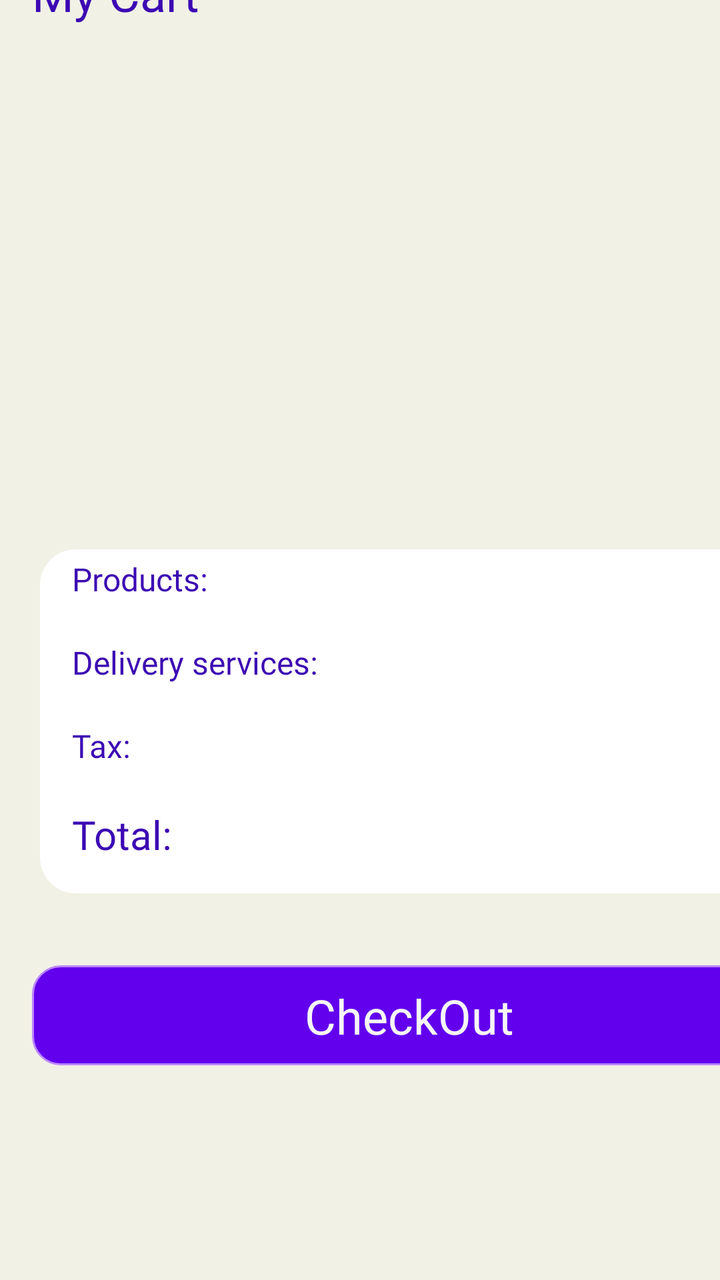
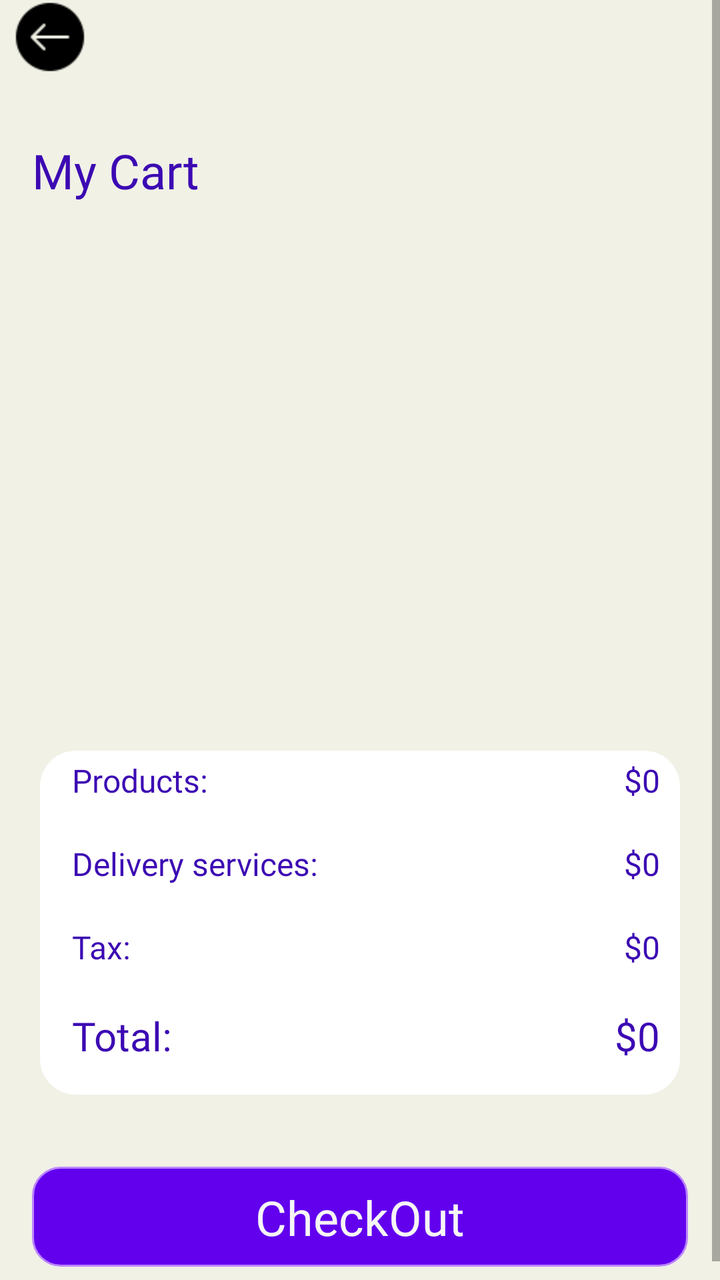

Before-and-after screenshots of an Android layout around one commit, followed by the original layout XML and the change that was made.
<!-- AndroidManifest.xml: application theme Theme.PROIECT -->
<!-- res/layout/activity_cart.xml -->
<?xml version="1.0" encoding="utf-8"?>
<androidx.constraintlayout.widget.ConstraintLayout xmlns:android="http://schemas.android.com/apk/res/android"
    xmlns:app="http://schemas.android.com/apk/res-auto"
    xmlns:tools="http://schemas.android.com/tools"
    android:layout_width="match_parent"
    android:layout_height="match_parent">

    <ScrollView
        android:id="@+id/scrollView3"
        android:layout_width="409dp"
        android:layout_height="729dp"
        android:background="#F1F1E6"
        app:layout_constraintBottom_toBottomOf="parent"
        app:layout_constraintEnd_toEndOf="parent"
        app:layout_constraintHorizontal_bias="0.0"
        app:layout_constraintStart_toStartOf="parent"
        app:layout_constraintTop_toTopOf="parent"
        app:layout_constraintVertical_bias="1.0">

        <LinearLayout
            android:layout_width="match_parent"
            android:layout_height="wrap_content"
            android:orientation="vertical">

            <ImageView
                android:id="@+id/back_button"
                android:layout_width="wrap_content"
                android:layout_height="37dp"
                app:srcCompat="@drawable/back" />

            <TextView
                android:id="@+id/cartTextView"
                android:layout_width="match_parent"
                android:layout_height="wrap_content"
                android:layout_marginTop="32dp"
                android:fontFamily="@font/bevan"
                android:paddingStart="16dp"
                android:text="My Cart"
                android:textAlignment="viewStart"
                android:textColor="#3C09B3"
                android:textSize="24sp" />

            <androidx.recyclerview.widget.RecyclerView
                android:id="@+id/view"
                android:layout_width="match_parent"
                android:layout_height="242dp" />

            <LinearLayout
                android:layout_width="378dp"
                android:layout_height="wrap_content"
                android:layout_margin="20dp"
                android:layout_marginTop="8dp"
                android:background="@drawable/cart_bg"
                android:orientation="vertical">

                <LinearLayout
                    android:layout_width="match_parent"
                    android:layout_height="match_parent"
                    android:layout_marginTop="4dp"
                    android:layout_marginBottom="16dp"
                    android:layout_weight="1"
                    android:orientation="horizontal">

                    <TextView
                        android:id="@+id/Products_TextView"
                        android:layout_width="300dp"
                        android:layout_height="match_parent"
                        android:layout_weight="1"
                        android:fontFamily="@font/bevan"
                        android:paddingStart="16dp"
                        android:text="Products:"
                        android:textColor="#3C09B3"
                        android:textSize="16sp" />

                    <TextView
                        android:id="@+id/feePerItem"
                        android:layout_width="wrap_content"
                        android:layout_height="wrap_content"
                        android:fontFamily="@font/bevan"
                        android:paddingEnd="10sp"
                        android:text="$0"
                        android:textColor="#3C09B3"
                        android:textSize="16sp" />
                </LinearLayout>

                <LinearLayout
                    android:layout_width="match_parent"
                    android:layout_height="match_parent"
                    android:layout_marginTop="4dp"
                    android:layout_marginBottom="16dp"
                    android:layout_weight="1"
                    android:orientation="horizontal">

                    <TextView
                        android:id="@+id/deliveryTextView"
                        android:layout_width="198dp"
                        android:layout_height="match_parent"
                        android:layout_weight="1"
                        android:fontFamily="@font/bevan"
                        android:paddingStart="16dp"
                        android:text="Delivery services:"
                        android:textColor="#3C09B3"
                        android:textSize="16sp" />

                    <TextView
                        android:id="@+id/deliveryText"
                        android:layout_width="wrap_content"
                        android:layout_height="wrap_content"
                        android:fontFamily="@font/bevan"
                        android:paddingEnd="10sp"
                        android:text="$0"
                        android:textColor="#3C09B3"
                        android:textSize="16sp" />
                </LinearLayout>

                <LinearLayout
                    android:layout_width="match_parent"
                    android:layout_height="match_parent"
                    android:layout_marginTop="4dp"
                    android:layout_marginBottom="16dp"
                    android:layout_weight="1"
                    android:orientation="horizontal">

                    <TextView
                        android:id="@+id/TaxTextView"
                        android:layout_width="198dp"
                        android:layout_height="match_parent"
                        android:layout_weight="1"
                        android:fontFamily="@font/bevan"
                        android:paddingStart="16dp"
                        android:text="Tax:"
                        android:textColor="#3C09B3"
                        android:textSize="16sp" />

                    <TextView
                        android:id="@+id/taxText"
                        android:layout_width="wrap_content"
                        android:layout_height="wrap_content"
                        android:fontFamily="@font/bevan"
                        android:paddingEnd="10sp"
                        android:text="$0"
                        android:textColor="#3C09B3"
                        android:textSize="16sp" />

                </LinearLayout>

                <LinearLayout
                    android:layout_width="match_parent"
                    android:layout_height="match_parent"
                    android:layout_marginTop="4dp"
                    android:layout_marginBottom="16dp"
                    android:orientation="horizontal">

                    <TextView
                        android:id="@+id/TotalTextView"
                        android:layout_width="198dp"
                        android:layout_height="match_parent"
                        android:layout_weight="1"
                        android:fontFamily="@font/bevan"
                        android:paddingStart="16dp"
                        android:text="Total:"
                        android:textColor="#3C09B3"
                        android:textSize="20sp" />

                    <TextView
                        android:id="@+id/total"
                        android:layout_width="wrap_content"
                        android:layout_height="wrap_content"
                        android:fontFamily="@font/bevan"
                        android:paddingEnd="10sp"
                        android:text="$0"
                        android:textColor="#3C09B3"
                        android:textSize="20sp" />
                </LinearLayout>

            </LinearLayout>

            <androidx.constraintlayout.widget.ConstraintLayout
                android:layout_width="match_parent"
                android:layout_height="50dp"
                android:layout_margin="16dp"
                android:layout_weight="1"
                android:background="@drawable/btn_background"
                tools:layout_marginStart="16dp">

                <TextView
                    android:id="@+id/textView6"
                    android:layout_width="wrap_content"
                    android:layout_height="wrap_content"
                    android:fontFamily="@font/bevan"
                    android:text="CheckOut"
                    android:textColor="#F6F6F6"
                    android:textSize="24sp"
                    app:layout_constraintBottom_toBottomOf="parent"
                    app:layout_constraintEnd_toEndOf="parent"
                    app:layout_constraintStart_toStartOf="parent"
                    app:layout_constraintTop_toTopOf="parent" />
            </androidx.constraintlayout.widget.ConstraintLayout>

        </LinearLayout>
    </ScrollView>

</androidx.constraintlayout.widget.ConstraintLayout>
<!-- resources referenced by this layout -->
<resources>
  <!-- drawable back: png bitmap (drawable, 662 bytes) -->
  <!-- drawable btn_background (drawable) -->
  <?xml version="1.0" encoding="utf-8"?>
  <selector xmlns:android="http://schemas.android.com/apk/res/android">
  <item>
      <shape android:shape="rectangle">
          <corners android:radius="14dp"/>
          <solid android:color="@color/purple_500"/>
          <stroke android:color="@color/purple_200" android:width="1dp"/>
      </shape>
  
  </item>
  </selector>
  <!-- drawable cart_bg (drawable) -->
  <?xml version="1.0" encoding="utf-8"?>
  <selector xmlns:android="http://schemas.android.com/apk/res/android">
  <item>
      <shape android:shape="rectangle">
          <solid android:color="#ffffff"/>
          <corners android:radius="18dp"/>
      </shape>
  </item>
  </selector>
  <style name="Theme.PROIECT" parent="Theme.MaterialComponents.DayNight.NoActionBar">
          
          <item name="colorPrimary">@color/purple_500</item>
          <item name="colorPrimaryVariant">#ffffff    </item>
          <item name="colorOnPrimary">@color/white</item>
          
          <item name="colorSecondary">@color/teal_200</item>
          <item name="colorSecondaryVariant">@color/teal_700</item>
          <item name="colorOnSecondary">@color/black</item>
          
          <item name="android:statusBarColor">?attr/colorPrimaryVariant</item>
          
      </style>
  <color name="purple_500">#FF6200EE</color>
  <color name="purple_200">#FFBB86FC</color>
  <color name="white">#FFFFFFFF</color>
  <color name="teal_200">#FF03DAC5</color>
  <color name="teal_700">#FF018786</color>
  <color name="black">#FF000000</color>
</resources>

<!-- the commit's change to res/layout/activity_cart.xml (unified diff, before → after) -->
@@ -7,8 +7,8 @@
 
     <ScrollView
         android:id="@+id/scrollView3"
-        android:layout_width="409dp"
-        android:layout_height="729dp"
+        android:layout_width="0dp"
+        android:layout_height="0dp"
         android:background="#F1F1E6"
         app:layout_constraintBottom_toBottomOf="parent"
         app:layout_constraintEnd_toEndOf="parent"
@@ -41,15 +41,18 @@
                 android:textSize="24sp" />
 
             <androidx.recyclerview.widget.RecyclerView
+                tools:listitem="@layout/viewholdercart_layout"
                 android:id="@+id/view"
                 android:layout_width="match_parent"
                 android:layout_height="242dp" />
 
             <LinearLayout
-                android:layout_width="378dp"
+                android:layout_width="match_parent"
                 android:layout_height="wrap_content"
-                android:layout_margin="20dp"
-                android:layout_marginTop="8dp"
+                android:layout_marginStart="20dp"
+                android:layout_marginEnd="20dp"
+                android:layout_marginTop="32dp"
+                android:layout_marginBottom="20dp"
                 android:background="@drawable/cart_bg"
                 android:orientation="vertical">
 
@@ -201,3 +204,165 @@
     </ScrollView>
 
 </androidx.constraintlayout.widget.ConstraintLayout>
+<!-- res/layout/viewholdercart_layout.xml (included above) -->
+<?xml version="1.0" encoding="utf-8"?>
+<androidx.constraintlayout.widget.ConstraintLayout xmlns:android="http://schemas.android.com/apk/res/android"
+    xmlns:app="http://schemas.android.com/apk/res-auto"
+    android:layout_width="match_parent"
+    android:layout_height="wrap_content"
+    android:layout_margin="4dp"
+    android:layout_marginStart="16dp"
+    android:layout_marginTop="16dp"
+    android:layout_marginEnd="16dp"
+    android:layout_marginBottom="10dp"
+    android:background="@drawable/cart_bg"
+    app:layout_goneMarginBottom="16dp">
+
+    <androidx.constraintlayout.widget.ConstraintLayout
+        android:id="@+id/constraintLayout2"
+        android:layout_width="0dp"
+        android:layout_height="wrap_content"
+        android:layout_marginStart="16dp"
+        android:layout_marginEnd="10dp"
+        android:layout_marginBottom="10dp"
+        app:layout_constraintBottom_toBottomOf="parent"
+        app:layout_constraintEnd_toEndOf="parent"
+        app:layout_constraintHorizontal_bias="0.62"
+        app:layout_constraintStart_toStartOf="parent"
+        app:layout_constraintTop_toTopOf="parent"
+        app:layout_constraintVertical_bias="0.042">
+
+        <ImageView
+            android:id="@+id/photo"
+            android:layout_width="72dp"
+            android:layout_height="86dp"
+            android:layout_marginStart="16dp"
+            app:layout_constraintBottom_toBottomOf="parent"
+            app:layout_constraintStart_toStartOf="parent"
+            app:layout_constraintTop_toTopOf="parent"
+            app:layout_constraintVertical_bias="0.483"
+            app:srcCompat="@drawable/cartpizza" />
+
+        <TextView
+            android:id="@+id/total"
+            android:layout_width="wrap_content"
+            android:layout_height="29dp"
+            android:layout_marginEnd="16dp"
+            android:fontFamily="@font/bevan"
+            android:text="$0"
+            android:textColor="#3C09B3"
+            android:textSize="18sp"
+            app:layout_constraintBottom_toBottomOf="@+id/constraintLayout4"
+            app:layout_constraintEnd_toEndOf="parent"
+            app:layout_constraintTop_toTopOf="@+id/constraintLayout4"
+            app:layout_constraintVertical_bias="0.0" />
+
+        <TextView
+            android:id="@+id/feePerItem"
+            android:layout_width="wrap_content"
+            android:layout_height="29dp"
+            android:layout_marginEnd="16dp"
+            android:fontFamily="@font/bevan"
+            android:text="$0"
+            android:textColor="#3C09B3"
+            android:textSize="18sp"
+            app:layout_constraintBottom_toBottomOf="@+id/title_product"
+            app:layout_constraintEnd_toEndOf="parent"
+            app:layout_constraintTop_toTopOf="@+id/title_product"
+            app:layout_constraintVertical_bias="0.0" />
+
+        <TextView
+            android:id="@+id/title_product"
+            android:layout_width="wrap_content"
+            android:maxLines="1"
+            android:ellipsize="end"
+            android:layout_height="29dp"
+            android:layout_marginStart="16dp"
+            android:layout_marginTop="16dp"
+            android:fontFamily="@font/bevan"
+            android:text="title"
+            android:textColor="#3C09B3"
+            android:textSize="18sp"
+            app:layout_constraintStart_toEndOf="@+id/photo"
+            app:layout_constraintTop_toTopOf="parent" />
+
+        <androidx.constraintlayout.widget.ConstraintLayout
+            android:id="@+id/constraintLayout4"
+            android:layout_width="wrap_content"
+            android:layout_height="wrap_content"
+            android:layout_marginTop="16dp"
+            app:layout_constraintStart_toStartOf="@+id/title_product"
+            app:layout_constraintTop_toBottomOf="@+id/title_product">
+
+            <ImageView
+                android:id="@+id/imageView3"
+                android:layout_width="186dp"
+                android:layout_height="45dp"
+                android:layout_marginStart="8dp"
+                app:layout_constraintBottom_toBottomOf="parent"
+                app:layout_constraintEnd_toEndOf="parent"
+                app:layout_constraintHorizontal_bias="0.52"
+                app:layout_constraintStart_toStartOf="parent"
+                app:layout_constraintTop_toTopOf="parent"
+                app:layout_constraintVertical_bias="0.0"
+                app:srcCompat="@drawable/purple_bar" />
+
+            <androidx.constraintlayout.widget.ConstraintLayout
+                android:id="@+id/constraintLayout3"
+                android:layout_width="46dp"
+                android:layout_height="36dp"
+                app:layout_constraintBottom_toBottomOf="parent"
+                app:layout_constraintEnd_toEndOf="parent"
+                app:layout_constraintStart_toStartOf="parent"
+                app:layout_constraintTop_toTopOf="parent"
+                app:layout_constraintVertical_bias="1.0">
+
+                <ImageView
+                    android:id="@+id/img"
+                    android:layout_width="43dp"
+                    android:layout_height="40dp"
+                    app:layout_constraintBottom_toBottomOf="parent"
+                    app:layout_constraintEnd_toEndOf="parent"
+                    app:layout_constraintStart_toStartOf="parent"
+                    app:layout_constraintTop_toTopOf="parent"
+                    app:srcCompat="@drawable/white_circle" />
+
+                <TextView
+                    android:id="@+id/numberItemT"
+                    android:layout_width="wrap_content"
+                    android:layout_height="wrap_content"
+                    android:text="1"
+                    android:textColor="@color/black"
+                    android:textSize="18sp"
+                    android:textStyle="bold"
+                    app:layout_constraintBottom_toBottomOf="@+id/img"
+                    app:layout_constraintEnd_toEndOf="@+id/img"
+                    app:layout_constraintStart_toStartOf="@+id/img"
+                    app:layout_constraintTop_toTopOf="@+id/img" />
+            </androidx.constraintlayout.widget.ConstraintLayout>
+
+            <ImageView
+                android:id="@+id/plusCartBtn"
+                android:layout_width="26dp"
+                android:layout_height="26dp"
+                app:layout_constraintBottom_toBottomOf="parent"
+                app:layout_constraintEnd_toEndOf="parent"
+                app:layout_constraintStart_toEndOf="@+id/constraintLayout3"
+                app:layout_constraintTop_toTopOf="parent"
+                app:srcCompat="@drawable/plus" />
+
+            <ImageView
+                android:id="@+id/minusCartBtn"
+                android:layout_width="26dp"
+                android:layout_height="20dp"
+                app:layout_constraintBottom_toBottomOf="parent"
+                app:layout_constraintEnd_toStartOf="@+id/constraintLayout3"
+                app:layout_constraintStart_toStartOf="parent"
+                app:layout_constraintTop_toTopOf="parent"
+                app:srcCompat="@drawable/minus" />
+
+        </androidx.constraintlayout.widget.ConstraintLayout>
+
+    </androidx.constraintlayout.widget.ConstraintLayout>
+
+</androidx.constraintlayout.widget.ConstraintLayout>
<!-- resource entries referenced after the edit -->
@@ -23,6 +23,30 @@
       </shape>
   </item>
   </selector>
+  <!-- drawable cartpizza: png bitmap (drawable, 3736 bytes) -->
+  <!-- drawable minus: png bitmap (drawable, 142 bytes) -->
+  <!-- drawable plus: png bitmap (drawable, 161 bytes) -->
+  <!-- drawable purple_bar (drawable) -->
+  <?xml version="1.0" encoding="utf-8"?>
+  <selector xmlns:android="http://schemas.android.com/apk/res/android">
+  <item>
+      <shape android:shape="rectangle">
+          <solid android:color="@color/purple_700"/>
+          <corners android:radius="58dp"/>
+      </shape>
+  </item>
+  </selector>
+  <!-- drawable white_circle (drawable) -->
+  <?xml version="1.0" encoding="utf-8"?>
+  <selector xmlns:android="http://schemas.android.com/apk/res/android">
+  <item>
+      <shape android:shape="oval">
+          <size android:width="35dp"
+              android:height="35dp"/>
+          <solid android:color="#ffffff"/>
+      </shape>
+  </item>
+  </selector>
   <style name="Theme.PROIECT" parent="Theme.MaterialComponents.DayNight.NoActionBar">
           
           <item name="colorPrimary">@color/purple_500</item>
@@ -38,6 +62,7 @@
       </style>
   <color name="purple_500">#FF6200EE</color>
   <color name="purple_200">#FFBB86FC</color>
+  <color name="purple_700">#FF3700B3</color>
   <color name="white">#FFFFFFFF</color>
   <color name="teal_200">#FF03DAC5</color>
   <color name="teal_700">#FF018786</color>
